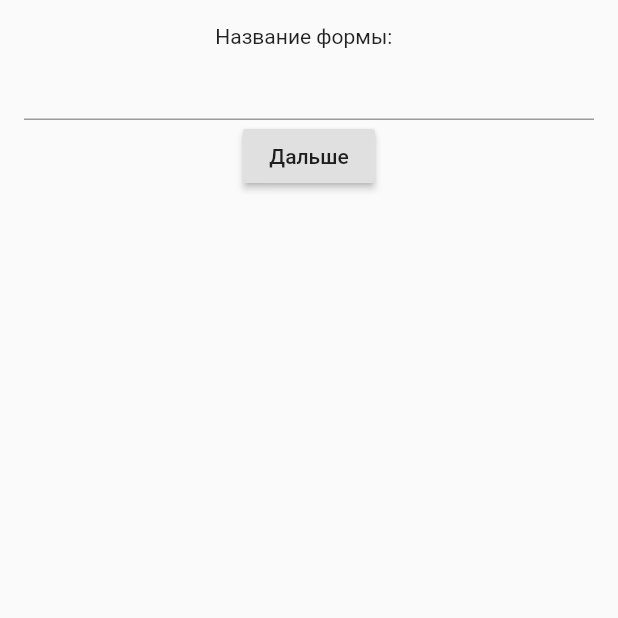
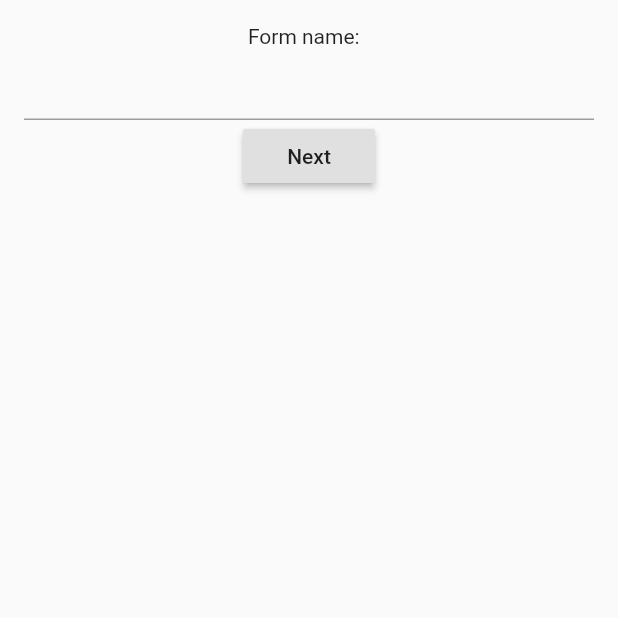
Before and after one commit to nsmirosh/HappyBrain, a Flutter app: the MyCustomForm screen opened directly, on a phone screen of 412 x 824 dp, the top half of it. Run offline on Flutter 3.47's test engine with Material 2 defaults, Android fonts, the phone set to English and light mode, and no system bars; our stand-ins replace cloud_firestore, flutter_redux, redux; accounts and stored records are empty.

Commit message:
Changed everything to English from Russian

```diff
--- a/lib/main.dart
+++ b/lib/main.dart
@@ -1,10 +1,9 @@
-import 'package:cloud_firestore/cloud_firestore.dart';
 import 'package:flutter/material.dart';
+import 'package:flutter_localizations/flutter_localizations.dart';
 import 'package:flutter_redux/flutter_redux.dart';
-import 'package:mental_health_app/relationship_form/ui/first_page.dart';
-import 'package:mental_health_app/relationship_form/ui/form_naming_page.dart';
 import 'package:mental_health_app/relationship_form/models/relationship_problem_form_step.dart';
 import 'package:mental_health_app/relationship_form/reducers/relationship_form_reducer.dart';
+import 'package:mental_health_app/relationship_form/ui/form_naming_page.dart';
 import 'package:redux/redux.dart';
 
 void main() {
--- a/lib/relationship_form/ui/form_naming_page.dart
+++ b/lib/relationship_form/ui/form_naming_page.dart
@@ -39,13 +39,13 @@ class _MyCustomFormState extends State<MyCustomForm> {
               padding: const EdgeInsets.all(16.0),
               child: Column(
                 children: <Widget>[
-                  Text("Название формы:  "),
+                  Text("Form name:  "),
                   TextFormField(
                     controller: myController,
                     validator: (toValidate) => validateNotEmpty(toValidate),
                   ),
                   RaisedButton(
-                      child: Text("Дальше"),
+                      child: Text("Next"),
                       onPressed: () {
                         if (_formKey.currentState.validate()) {
                           _navigateToFormScreen(context, myController.text);
--- a/lib/relationship_form/ui/second_page.dart
+++ b/lib/relationship_form/ui/second_page.dart
@@ -45,14 +45,14 @@ class _MyCustomFormState extends State<MyCustomForm> {
         padding: const EdgeInsets.all(16.0),
         child: Column(
           children: <Widget>[
-            Text("Тогда я чувствую себя"),
+            Text("Then I feel as"),
             TextField(
               controller: myController,
             ),
             Padding(
                 padding: const EdgeInsets.fromLTRB(0, 40.0, 0, 0),
                 child: RaisedButton(
-                  child: Text("Дальше"),
+                  child: Text("Next"),
                   onPressed: () => _onButtonPress(myController.text),
                 )),
           ],
--- a/lib/relationship_form/ui/third_page.dart
+++ b/lib/relationship_form/ui/third_page.dart
@@ -45,14 +45,14 @@ class _MyCustomFormState extends State<MyCustomForm> {
         padding: const EdgeInsets.all(16.0),
         child: Column(
           children: <Widget>[
-            Text("Потому что я думаю,  что"),
+            Text("Because I think that..."),
             TextField(
               controller: myController,
             ),
             Padding(
                 padding: const EdgeInsets.fromLTRB(0, 40.0, 0, 0),
                 child: RaisedButton(
-                  child: Text("Дальше"),
+                  child: Text("Next"),
                   onPressed: () => _onButtonPress(myController.text),
                 )),
           ],
--- a/pubspec.yaml
+++ b/pubspec.yaml
@@ -23,6 +23,8 @@ environment:
 dependencies:
   flutter:
     sdk: flutter
+  flutter_localizations:
+      sdk: flutter
   cloud_firestore: ^0.13.0+1
 
 
```
Also changed, not shown: lib/relationship_form/ui/first_page.dart (+6 -6 lines), pubspec.lock, 1 other file.
